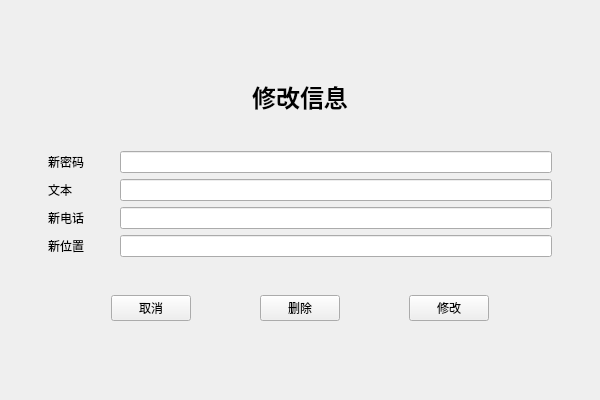
Before: the Qt Designer form ui/mod.ui in fanenr/cxx-DS-client, drawn with Qt 5.
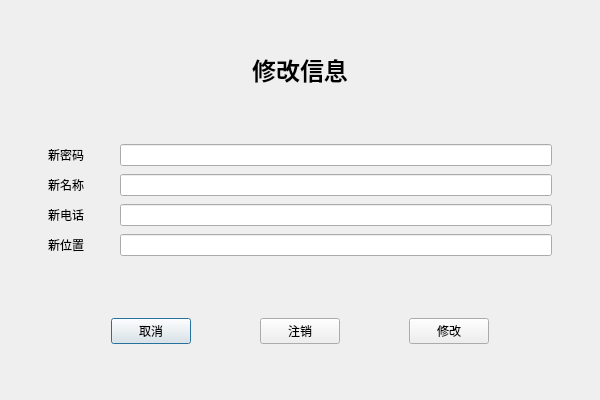
After: the same form once the commit is applied.

```diff
--- a/ui/mod.ui
+++ b/ui/mod.ui
@@ -1,7 +1,7 @@
 <?xml version="1.0" encoding="UTF-8"?>
 <ui version="4.0">
  <class>Mod</class>
- <widget class="QMainWindow" name="Mod">
+ <widget class="QDialog" name="Mod">
   <property name="geometry">
    <rect>
     <x>0</x>
@@ -13,35 +13,19 @@
   <property name="windowTitle">
    <string>修改信息</string>
   </property>
-  <widget class="QWidget" name="center">
-   <layout class="QVBoxLayout" name="vlay">
+  <layout class="QVBoxLayout" name="vlay" stretch="2,1,2">
     <property name="leftMargin">
      <number>48</number>
     </property>
     <property name="topMargin">
-     <number>48</number>
+    <number>0</number>
     </property>
     <property name="rightMargin">
      <number>48</number>
     </property>
     <property name="bottomMargin">
-     <number>48</number>
-    </property>
-    <item>
-     <spacer name="vsp1">
-      <property name="orientation">
-       <enum>Qt::Vertical</enum>
-      </property>
-      <property name="sizeHint" stdset="0">
-       <size>
-        <width>20</width>
-        <height>40</height>
-       </size>
-      </property>
-     </spacer>
-    </item>
-    <item>
-     <layout class="QHBoxLayout" name="hlay1">
+    <number>0</number>
+   </property>
       <item>
        <widget class="QLabel" name="label1">
         <property name="font">
@@ -54,30 +38,18 @@
          <string>修改信息</string>
         </property>
         <property name="alignment">
-         <set>Qt::AlignCenter</set>
-        </property>
-       </widget>
-      </item>
-     </layout>
-    </item>
-    <item>
-     <spacer name="vsp2">
-      <property name="orientation">
-       <enum>Qt::Vertical</enum>
-      </property>
-      <property name="sizeHint" stdset="0">
-       <size>
-        <width>20</width>
-        <height>40</height>
-       </size>
-      </property>
-     </spacer>
+      <set>Qt::AlignmentFlag::AlignCenter</set>
+     </property>
+    </widget>
     </item>
     <item>
      <layout class="QFormLayout" name="flay">
       <property name="horizontalSpacing">
        <number>36</number>
       </property>
+     <property name="verticalSpacing">
+      <number>8</number>
+     </property>
       <item row="0" column="0">
        <widget class="QLabel" name="label2">
         <property name="text">
@@ -91,7 +63,7 @@
       <item row="1" column="0">
        <widget class="QLabel" name="label3">
         <property name="text">
-         <string>文本</string>
+        <string>新名称</string>
         </property>
        </widget>
       </item>
@@ -120,35 +92,9 @@
       </item>
      </layout>
     </item>
-    <item>
-     <spacer name="vsp3">
-      <property name="orientation">
-       <enum>Qt::Vertical</enum>
-      </property>
-      <property name="sizeHint" stdset="0">
-       <size>
-        <width>20</width>
-        <height>40</height>
-       </size>
-      </property>
-     </spacer>
-    </item>
     <item>
      <layout class="QHBoxLayout" name="hlay2">
-      <item>
-       <spacer name="hsp1">
-        <property name="orientation">
-         <enum>Qt::Horizontal</enum>
-        </property>
-        <property name="sizeHint" stdset="0">
-         <size>
-          <width>40</width>
-          <height>20</height>
-         </size>
-        </property>
-       </spacer>
-      </item>
-      <item>
+     <item alignment="Qt::AlignmentFlag::AlignVCenter">
        <widget class="QPushButton" name="pbtn1">
         <property name="sizePolicy">
          <sizepolicy hsizetype="Fixed" vsizetype="Fixed">
@@ -161,20 +107,7 @@
         </property>
        </widget>
       </item>
-      <item>
-       <spacer name="hsp2">
-        <property name="orientation">
-         <enum>Qt::Horizontal</enum>
-        </property>
-        <property name="sizeHint" stdset="0">
-         <size>
-          <width>40</width>
-          <height>20</height>
-         </size>
-        </property>
-       </spacer>
-      </item>
-      <item>
+     <item alignment="Qt::AlignmentFlag::AlignVCenter">
        <widget class="QPushButton" name="pbtn2">
         <property name="sizePolicy">
          <sizepolicy hsizetype="Fixed" vsizetype="Fixed">
@@ -183,24 +116,11 @@
          </sizepolicy>
         </property>
         <property name="text">
-         <string>删除</string>
+        <string>注销</string>
         </property>
        </widget>
       </item>
-      <item>
-       <spacer name="hsp3">
-        <property name="orientation">
-         <enum>Qt::Horizontal</enum>
-        </property>
-        <property name="sizeHint" stdset="0">
-         <size>
-          <width>40</width>
-          <height>20</height>
-         </size>
-        </property>
-       </spacer>
-      </item>
-      <item>
+     <item alignment="Qt::AlignmentFlag::AlignVCenter">
        <widget class="QPushButton" name="pbtn3">
         <property name="sizePolicy">
          <sizepolicy hsizetype="Fixed" vsizetype="Fixed">
@@ -213,36 +133,9 @@
         </property>
        </widget>
       </item>
-      <item>
-       <spacer name="hsp4">
-        <property name="orientation">
-         <enum>Qt::Horizontal</enum>
-        </property>
-        <property name="sizeHint" stdset="0">
-         <size>
-          <width>40</width>
-          <height>20</height>
-         </size>
-        </property>
-       </spacer>
-      </item>
-     </layout>
-    </item>
-    <item>
-     <spacer name="vsp4">
-      <property name="orientation">
-       <enum>Qt::Vertical</enum>
-      </property>
-      <property name="sizeHint" stdset="0">
-       <size>
-        <width>20</width>
-        <height>40</height>
-       </size>
-      </property>
-     </spacer>
-    </item>
-   </layout>
-  </widget>
+    </layout>
+   </item>
+  </layout>
  </widget>
  <resources/>
  <connections/>
```
Lines whose indentation alone changed are shown as unchanged.
